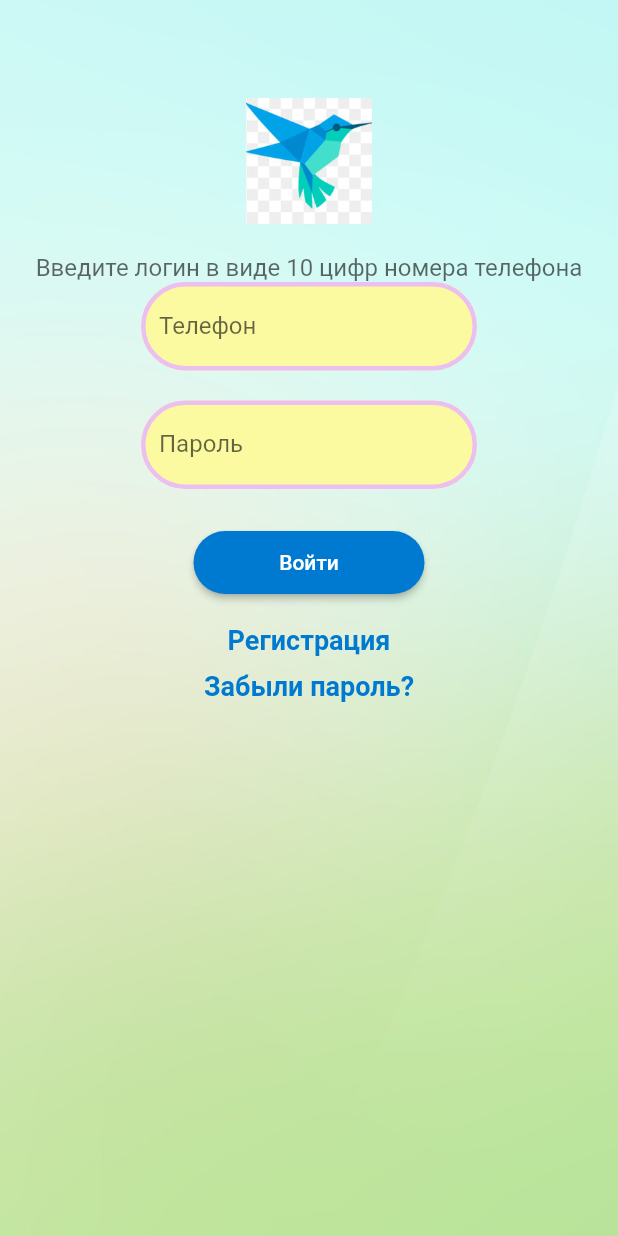
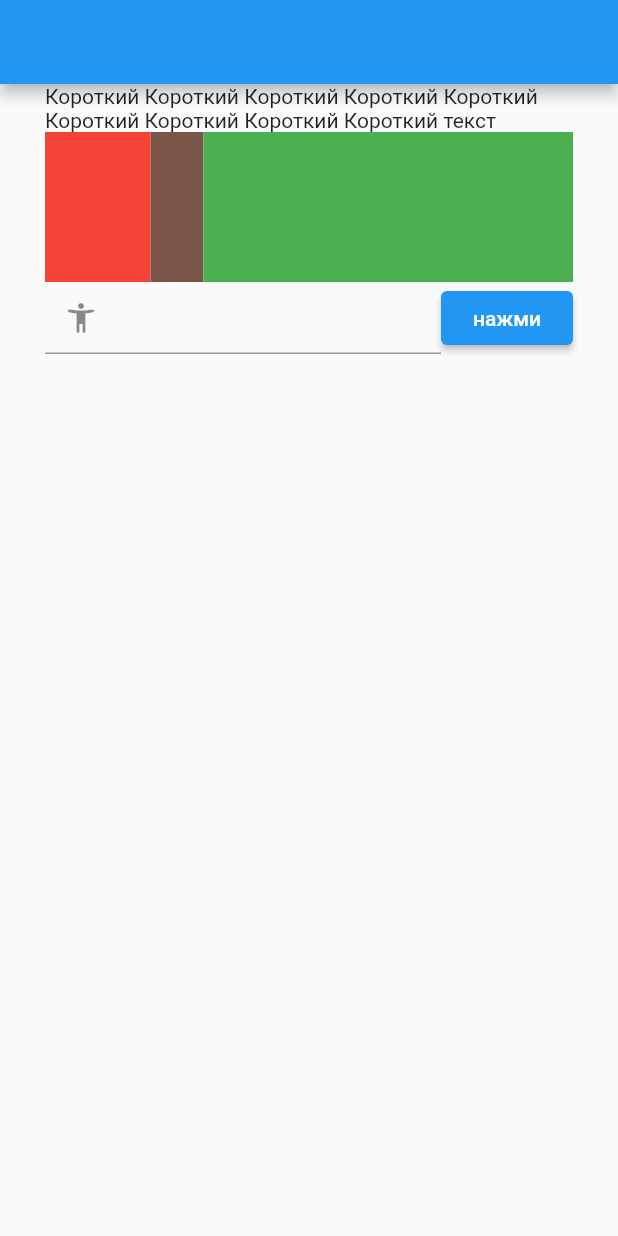
Before and after one commit to Nickolay82/auth_pass2, a Flutter app: the screen it shows after launch, on a phone screen of 412 x 824 dp. Run offline on Flutter 3.47's test engine with Material 2 defaults, Android fonts, the phone set to English and light mode, and no system bars.

Commit message:
растягивание виджетов

```diff
--- /dev/null
+++ b/lib/expanded_demo_screen.dart
@@ -0,0 +1,63 @@
+import 'package:flutter/material.dart';
+
+class ExpandedDemoScreen extends StatelessWidget {
+  const ExpandedDemoScreen({Key? key}) : super(key: key);
+
+  @override
+  Widget build(BuildContext context) {
+    return MaterialApp(
+        home: Scaffold(
+            appBar: AppBar(),
+            body: Container(
+              padding: EdgeInsets.symmetric(horizontal: 30),
+              child: Column(
+                children: [
+                  Row(
+                    children: const [
+                      Expanded(
+                          child: Text(
+                              "Короткий Короткий Короткий Короткий Короткий Короткий Короткий Короткий Короткий текст")),
+                    ],
+                  ),
+                  Row(
+                    children: [
+                      Expanded(
+                          flex: 2,
+                          child: Container(
+                            height: 100,
+                            color: Colors.red,
+                          )),
+                      Expanded(
+                          flex: 1,
+                          child: Container(
+                            height: 100,
+                            color: Colors.brown,
+                          )),
+                      Expanded(
+                          flex: 7,
+                          child: Container(
+                            height: 100,
+                            color: Colors.green,
+                          )),
+                    ],
+                  ),
+                  Row(
+                    children: [
+                      Expanded(
+                        flex: 3,
+                        child: TextField(
+                          decoration: InputDecoration(
+                            prefixIcon: Icon(Icons.accessibility_new_rounded),
+                          ),
+                        ),
+                      ),
+                      Expanded(
+                          child: ElevatedButton(
+                              onPressed: () {}, child: Text('нажми'))),
+                    ],
+                  ),
+                ],
+              ),
+            )));
+  }
+}
--- a/lib/main.dart
+++ b/lib/main.dart
@@ -1,78 +1,6 @@
-import 'package:flutter/cupertino.dart';
 import 'package:flutter/material.dart';
-
+import 'expanded_demo_screen.dart';
+import 'auth_screen.dart';
 void main() {
-  runApp(const MyApp());
+    runApp (const ExpandedDemoScreen());
 }
-
-class MyApp extends StatelessWidget {
-  const MyApp({Key? key}) : super(key: key);
-
-  // This widget is the root of your application.
-  @override
-  Widget build(BuildContext context) {
-    const borderStyle=OutlineInputBorder(
-      borderRadius: BorderRadius.all(Radius.circular(36)),
-      borderSide: BorderSide(
-          color: const Color (0xFFecbff1),width: 3));
-    const linkTextStyle=TextStyle(fontSize:18, fontWeight: FontWeight.bold,color: Color(0xFF0079D0));
-
-    return MaterialApp(
-           home: Scaffold(
-               body: Container(
-                 decoration:  const BoxDecoration(
-                   image: DecorationImage(
-                   image: AssetImage("assets/bg1.jpg"),
-                   fit: BoxFit.cover,
-                 ),
-                 ),
-                 width: double.infinity,
-                  child: Column(children:[
-                    const SizedBox(height: 65,),
-                     const SizedBox(width: 110, height: 84, child: Image(image: AssetImage('assets/logo.jpg')),),
-                    const SizedBox(height: 20,) ,
-                    const Text('Введите логин в виде 10 цифр номера телефона',
-                    style: TextStyle(fontSize:16,color: Color.fromRGBO(0,0,0,0.6)),),
-                    const SizedBox(width: 224,
-                      child: TextField(
-                        decoration: InputDecoration(
-                          filled: true,
-                          fillColor: Color(0xFFfcfaa1),
-                          enabledBorder:borderStyle,
-                          focusedBorder: borderStyle,
-                          labelText: 'Телефон',
-                        ),
-                      ),
-                    ),
-                    const SizedBox(height: 20,) ,
-                    const SizedBox(width: 224,
-                      child: TextField(
-                        obscureText: true,
-                        decoration: InputDecoration(
-                          filled: true,
-                          fillColor: Color(0xFFfcfaa1),
-                          enabledBorder:borderStyle,
-                          focusedBorder: borderStyle,
-                          labelText: 'Пароль',
-                        ),
-                      ),
-                    ),
-                    const SizedBox(height: 28,),
-                    SizedBox(width:154, height: 42 , child:
-                    ElevatedButton(onPressed: () {}, child: Text('Войти'),
-                    style: ElevatedButton.styleFrom(
-                      primary: Color(0xFF0079D0),
-                      shape: RoundedRectangleBorder(
-                        borderRadius: BorderRadius.circular(36.0),
-                      )
-                    ))),
-                    const SizedBox(height: 20,),
-                    InkWell(child: const Text('Регистрация',style: linkTextStyle,),onTap: () {},),
-                    const SizedBox(height: 10,),
-                    InkWell(child: Text('Забыли пароль?',style: linkTextStyle,),onTap: () {},)
-    ],),
-    )
-    ),
-    );
-    }
-}
```
Also changed, not shown: lib/auth_screen.dart (added, +109 -0 lines).
